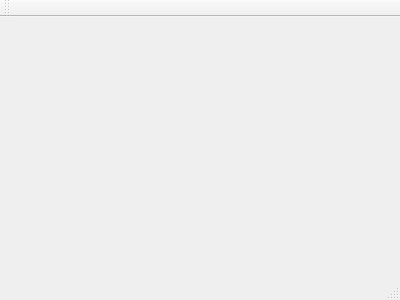
Before: the Qt Designer form mainwindow.ui in ishimko/COM-lab, drawn with Qt 5.
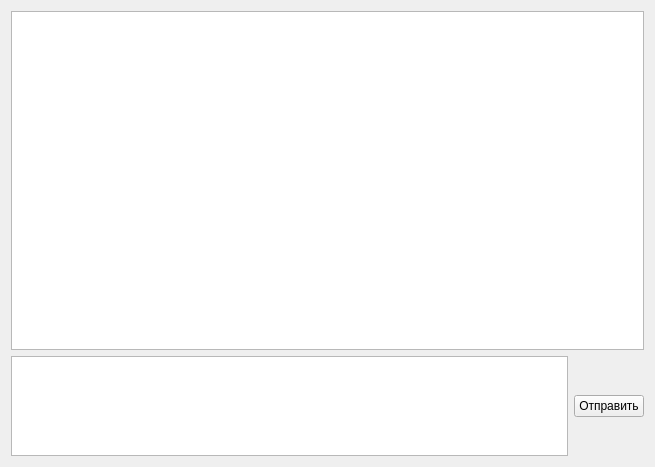
After: the same form once the commit is applied.

Commit message: Главная форма

What changed in the file:
```diff
--- a/mainwindow.ui
+++ b/mainwindow.ui
@@ -1,24 +1,49 @@
 <ui version="4.0">
  <class>MainWindow</class>
- <widget class="QMainWindow" name="MainWindow" >
-  <property name="geometry" >
+ <widget class="QMainWindow" name="MainWindow">
+  <property name="geometry">
    <rect>
     <x>0</x>
     <y>0</y>
-    <width>400</width>
-    <height>300</height>
+    <width>655</width>
+    <height>467</height>
    </rect>
   </property>
   <property name="windowTitle" >
    <string>MainWindow</string>
   </property>
-  <widget class="QMenuBar" name="menuBar" />
-  <widget class="QToolBar" name="mainToolBar" />
-  <widget class="QWidget" name="centralWidget" />
-  <widget class="QStatusBar" name="statusBar" />
+  <widget class="QWidget" name="centralWidget">
+   <layout class="QGridLayout" name="gridLayout">
+    <item row="1" column="2">
+     <widget class="QPushButton" name="pushButton">
+      <property name="maximumSize">
+       <size>
+        <width>70</width>
+        <height>16777215</height>
+       </size>
+      </property>
+      <property name="text">
+       <string>Отправить</string>
+      </property>
+     </widget>
+    </item>
+    <item row="0" column="0" colspan="3">
+     <widget class="QPlainTextEdit" name="plainTextEdit_2"/>
+    </item>
+    <item row="1" column="0" colspan="2">
+     <widget class="QPlainTextEdit" name="plainTextEdit">
+      <property name="maximumSize">
+       <size>
+        <width>16777215</width>
+        <height>100</height>
+       </size>
+      </property>
+     </widget>
+    </item>
+   </layout>
+  </widget>
  </widget>
- <layoutDefault spacing="6" margin="11" />
- <pixmapfunction></pixmapfunction>
+ <layoutdefault spacing="6" margin="11"/>
  <resources/>
  <connections/>
 </ui>
```
Left out of the diff: 3 changed lines with no effect on the pictures. The commit also changes 2 other files.
